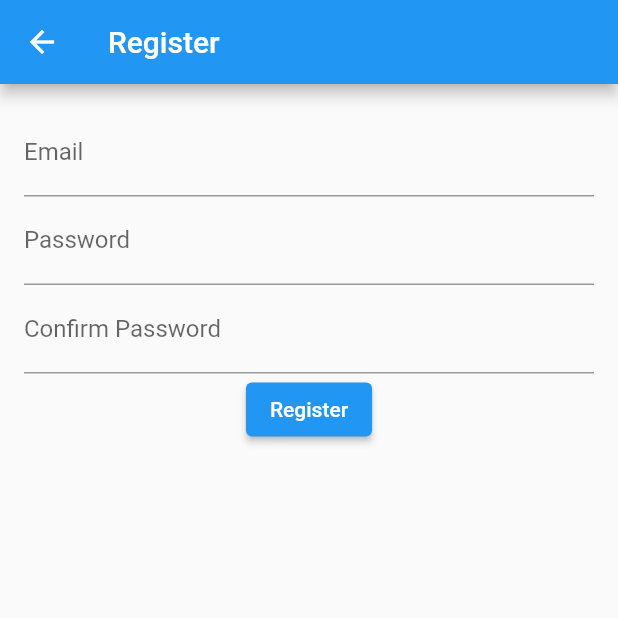
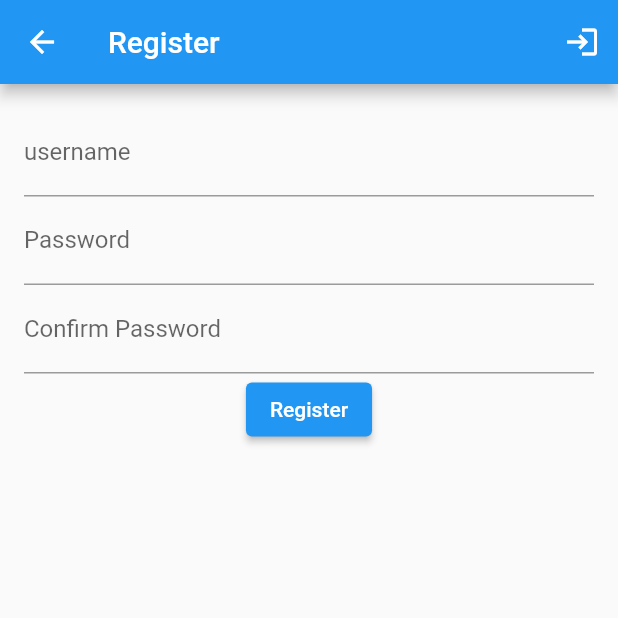
Before and after one commit to MarkoZoreski/MIS_KolokviumApp, a Flutter app: the screen it shows after launch, on a phone screen of 412 x 824 dp, the top half of it. Run offline on Flutter 3.47's test engine with Material 2 defaults, Android fonts, the phone set to English and light mode, and no system bars; our stand-ins replace hive, hive_flutter, nanoid; accounts and stored records are empty.

Commit message:
fixed user login

```diff
--- a/lab3/lib/main.dart
+++ b/lab3/lib/main.dart
@@ -1,18 +1,17 @@
 import 'package:flutter/material.dart';
 import 'package:hive_flutter/hive_flutter.dart';
-import 'package:path_provider/path_provider.dart' as path_provider;
+import 'package:lab3/model/user.dart';
 
 import 'screens/main_screen.dart';
 import 'screens/list_detail_screen.dart';
 import 'screens/login_screen.dart';
 import 'screens/register_screen.dart';
 
-import 'package:lab3/service/auth_service.dart';
-
 
 Future<void> main() async {
   WidgetsFlutterBinding.ensureInitialized();
   await Hive.initFlutter();
+  Hive.registerAdapter(UserAdapter());
   await Hive.openBox('localstorage');
   runApp(MyApp());
 }
--- a/lab3/lib/model/user.dart
+++ b/lab3/lib/model/user.dart
@@ -1,11 +1,12 @@
-import 'package:hive_flutter/hive_flutter.dart';
+import 'package:hive/hive.dart';
+part 'user.g.dart';
 
 @HiveType(typeId: 0)
 class User extends HiveObject {
   @HiveField(0)
-  final String email;
+  final String username;
   @HiveField(1)
   final String password;
 
-  User({required this.email, required this.password});
+  User({required this.username, required this.password});
 }
--- a/lab3/lib/screens/main_screen.dart
+++ b/lab3/lib/screens/main_screen.dart
@@ -1,6 +1,5 @@
 import 'package:flutter/material.dart';
 import 'package:hive/hive.dart';
-import 'package:lab3/service/auth_service.dart';
 
 import '../model/list_item.dart';
 import '../model/user.dart';
@@ -21,8 +20,6 @@ class _MainScreenState extends State<MainScreen> {
     ListItem(id: "T2", subject_name: "Verojatnost",date: DateTime.now()),
   ];
 
-  final auth = AuthService();
-  final userBox = Hive.box('localstorage');
 
   void _addItemFunction(BuildContext ct) {
     //
@@ -63,7 +60,6 @@ class _MainScreenState extends State<MainScreen> {
   }
 
   PreferredSizeWidget _createAppBar() {
-    final user = userBox.get('localstorage') as User?;
     return AppBar(
       // The title text which will be shown on the action bar
         title: Text("KolokviumiApp"),
@@ -71,7 +67,6 @@ class _MainScreenState extends State<MainScreen> {
           IconButton(
             icon: Icon(Icons.logout),
             onPressed: () async {
-              await auth.logout();
               Navigator.of(context).pushReplacementNamed(LoginPage.routeName);
             },
           ),
--- a/lab3/lib/screens/register_screen.dart
+++ b/lab3/lib/screens/register_screen.dart
@@ -2,6 +2,7 @@ import 'package:flutter/material.dart';
 import 'package:flutter/services.dart';
 import 'package:hive_flutter/hive_flutter.dart';
 import 'package:lab3/model/user.dart';
+import 'package:lab3/screens/login_screen.dart';
 
 class RegistrationPage extends StatefulWidget {
   const RegistrationPage({Key? key}) : super(key: key);
@@ -13,19 +14,20 @@ class RegistrationPage extends StatefulWidget {
 
 class _RegistrationPageState extends State<RegistrationPage> {
   final _formKey = GlobalKey<FormState>();
-  final _emailController = TextEditingController();
+  final _usernameController = TextEditingController();
   final _passwordController = TextEditingController();
   final _confirmPasswordController = TextEditingController();
 
   void _registerUser() {
-    final email = _emailController.text;
+    final username = _usernameController.text;
     final password = _passwordController.text;
     final confirmPassword = _confirmPasswordController.text;
 
     if (_formKey.currentState!.validate() && password == confirmPassword) {
       final box = Hive.box('localstorage');
-      final user = User(email: email, password: password);
-      box.put(email, user); // add the user to the database
+      print(box.length);
+      final user = User(username: username, password: password);
+      box.put(username, user); // add the user to the database
       Navigator.pop(context);
     }
   }
@@ -33,7 +35,15 @@ class _RegistrationPageState extends State<RegistrationPage> {
   @override
   Widget build(BuildContext context) {
     return Scaffold(
-      appBar: AppBar(title: Text('Register')),
+      appBar: AppBar(title: Text('Register'),
+          actions: <Widget>[
+            IconButton(
+              icon: Icon(Icons.login),
+              onPressed: () async {
+                Navigator.of(context).pushReplacementNamed(LoginPage.routeName);
+              },
+            ),
+          ]),
       body: Container(
         padding: EdgeInsets.all(16),
         child: Form(
@@ -41,12 +51,11 @@ class _RegistrationPageState extends State<RegistrationPage> {
           child: Column(
             children: [
               TextFormField(
-                controller: _emailController,
-                keyboardType: TextInputType.emailAddress,
-                decoration: InputDecoration(labelText: 'Email'),
+                controller: _usernameController,
+                decoration: InputDecoration(labelText: 'username'),
                 validator: (value) {
                   if (value!.isEmpty) {
-                    return 'Email is required';
+                    return 'username is required';
                   }
                   return null;
                 },
```
Also changed, not shown: lab3/lib/screens/login_screen.dart (+25 -8 lines), lab3/lib/service/auth_service.dart (deleted, +0 -86 lines), lab3/lib/model/user.g.dart (added).
